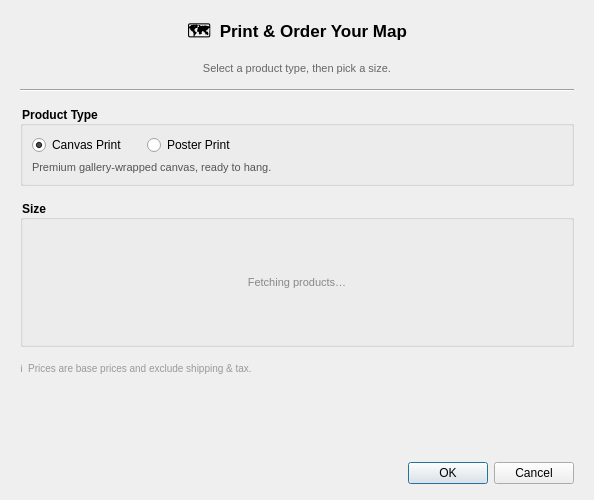
Qt form ui/product/product_selection.ui (JacobGeoGeek/qgis-atlaspress) before a commit.
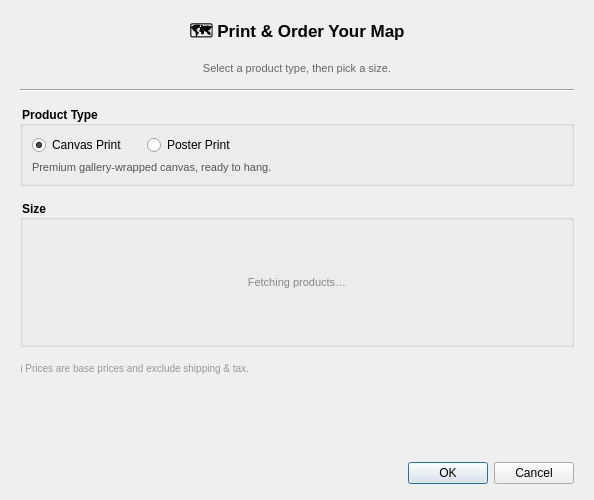
The same form after that commit.

Commit message: Fix class name typo in product selection UI and update related references

What changed in the file:
```diff
--- a/ui/product/product_selection.ui
+++ b/ui/product/product_selection.ui
@@ -44,7 +44,7 @@
       </font>
      </property>
      <property name="text">
-      <string>🗺️  Print &amp; Order Your Map</string>
+            <string>🗺️ Print &amp; Order Your Map</string>
      </property>
      <property name="alignment">
       <set>Qt::AlignmentFlag::AlignCenter</set>
@@ -327,7 +327,7 @@
       <string>color: #999999; font-size: 10px;</string>
      </property>
      <property name="text">
-      <string>ℹ️  Prices are base prices and exclude shipping &amp; tax.</string>
+            <string>ℹ️ Prices are base prices and exclude shipping &amp; tax.</string>
      </property>
      <property name="wordWrap">
       <bool>true</bool>
```
Left out of the diff: 31 changed lines with no effect on the pictures. Lines whose indentation alone changed are shown as unchanged. The commit also changes 2 other files.
